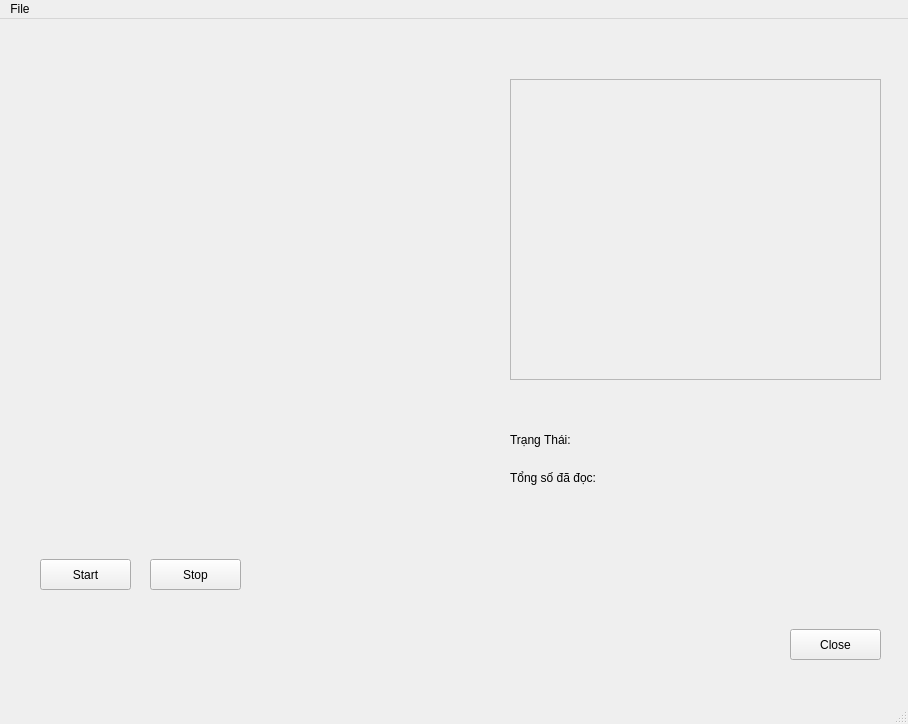
The window that module/MainWindow_Ui.ui (phamkhactu/BookDetection) describes before a commit, drawn with Qt 5.
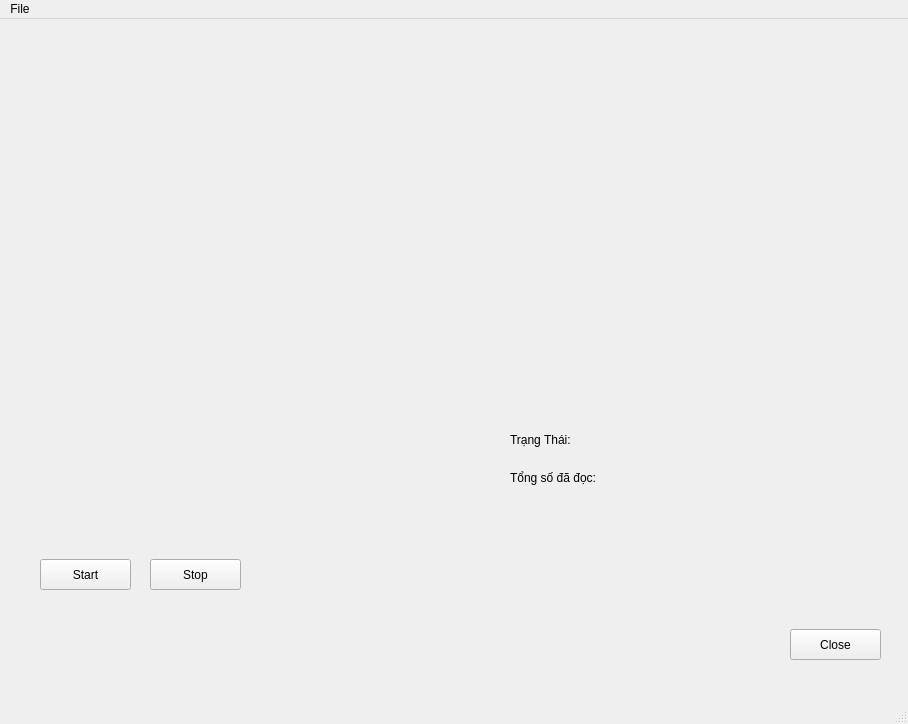
The same window after the commit.

What changed in the file:
```diff
--- a/module/MainWindow_Ui.ui
+++ b/module/MainWindow_Ui.ui
@@ -14,29 +14,6 @@
    <string>MainWindow</string>
   </property>
   <widget class="QWidget" name="centralwidget">
-   <widget class="QScrollArea" name="scrollArea">
-    <property name="geometry">
-     <rect>
-      <x>510</x>
-      <y>60</y>
-      <width>371</width>
-      <height>301</height>
-     </rect>
-    </property>
-    <property name="widgetResizable">
-     <bool>true</bool>
-    </property>
-    <widget class="QWidget" name="scrollAreaWidgetContents">
-     <property name="geometry">
-      <rect>
-       <x>0</x>
-       <y>0</y>
-       <width>369</width>
-       <height>299</height>
-      </rect>
-     </property>
-    </widget>
-   </widget>
    <widget class="QLabel" name="label">
     <property name="geometry">
      <rect>
@@ -141,6 +118,19 @@
      <string>Stop</string>
     </property>
    </widget>
+   <widget class="QLabel" name="image_crop">
+    <property name="geometry">
+     <rect>
+      <x>510</x>
+      <y>70</y>
+      <width>331</width>
+      <height>301</height>
+     </rect>
+    </property>
+    <property name="text">
+     <string/>
+    </property>
+   </widget>
   </widget>
   <widget class="QMenuBar" name="menubar">
    <property name="geometry">
```
